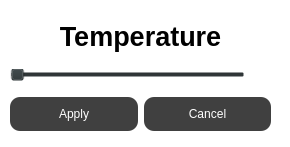
First picture: the form in client/UI/temperature.ui, repository Inso4ka/CL-system, before the edit.
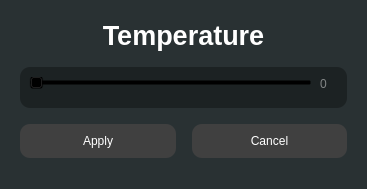
Second picture: the form after the edit. Icons and pictures are not drawn.

Patch:
```diff
--- a/client/UI/temperature.ui
+++ b/client/UI/temperature.ui
@@ -6,37 +6,25 @@
    <rect>
     <x>0</x>
     <y>0</y>
-    <width>290</width>
-    <height>147</height>
+    <width>367</width>
+    <height>189</height>
    </rect>
   </property>
   <property name="windowTitle">
    <string>Temperature</string>
   </property>
   <property name="styleSheet">
-   <string notr="true">background-color: rgba(41, 49, 51, 0);
+   <string notr="true">background-color: rgb(41, 49, 51);
 
 </string>
   </property>
+  <layout class="QVBoxLayout" name="verticalLayout_4">
+   <item>
   <widget class="QWidget" name="widget" native="true">
-   <property name="geometry">
-    <rect>
-     <x>0</x>
-     <y>0</y>
-     <width>291</width>
-     <height>151</height>
-    </rect>
-   </property>
-   <widget class="QWidget" name="layoutWidget">
-    <property name="geometry">
-     <rect>
-      <x>10</x>
-      <y>10</y>
-      <width>261</width>
-      <height>121</height>
-     </rect>
-    </property>
-    <layout class="QVBoxLayout" name="verticalLayout">
+     <layout class="QVBoxLayout" name="verticalLayout_3">
+      <property name="spacing">
+       <number>16</number>
+      </property>
      <item>
       <widget class="QLabel" name="label">
        <property name="font">
@@ -45,6 +33,9 @@
          <bold>true</bold>
         </font>
        </property>
+        <property name="styleSheet">
+         <string notr="true">color: white</string>
+        </property>
        <property name="text">
         <string>Temperature</string>
        </property>
@@ -54,9 +45,29 @@
       </widget>
      </item>
      <item>
+       <widget class="QFrame" name="frame">
+        <property name="styleSheet">
+         <string notr="true">background-color: rgba(0, 0, 0, 80);
+border-radius: 10px;</string>
+        </property>
+        <property name="frameShape">
+         <enum>QFrame::StyledPanel</enum>
+        </property>
+        <property name="frameShadow">
+         <enum>QFrame::Raised</enum>
+        </property>
+        <layout class="QVBoxLayout" name="verticalLayout_2">
+         <item>
+          <layout class="QVBoxLayout" name="verticalLayout">
+           <item>
       <layout class="QHBoxLayout" name="horizontalLayout_2">
        <item>
         <widget class="QSlider" name="m_temperature_sl">
+               <property name="styleSheet">
+                <string notr="true">color: white;
+background-color : transparent; 
+border: none; </string>
+               </property>
          <property name="maximum">
           <number>35</number>
          </property>
@@ -101,6 +112,11 @@
        </item>
       </layout>
      </item>
+          </layout>
+         </item>
+        </layout>
+       </widget>
+      </item>
      <item>
       <layout class="QHBoxLayout" name="horizontalLayout">
        <item>
@@ -163,7 +179,21 @@
      </item>
     </layout>
    </widget>
-  </widget>
+   </item>
+   <item>
+    <spacer name="verticalSpacer">
+     <property name="orientation">
+      <enum>Qt::Vertical</enum>
+     </property>
+     <property name="sizeHint" stdset="0">
+      <size>
+       <width>20</width>
+       <height>40</height>
+      </size>
+     </property>
+    </spacer>
+   </item>
+  </layout>
  </widget>
  <resources>
   <include location="../res.qrc"/>
```
Lines whose indentation alone changed are shown as unchanged.
